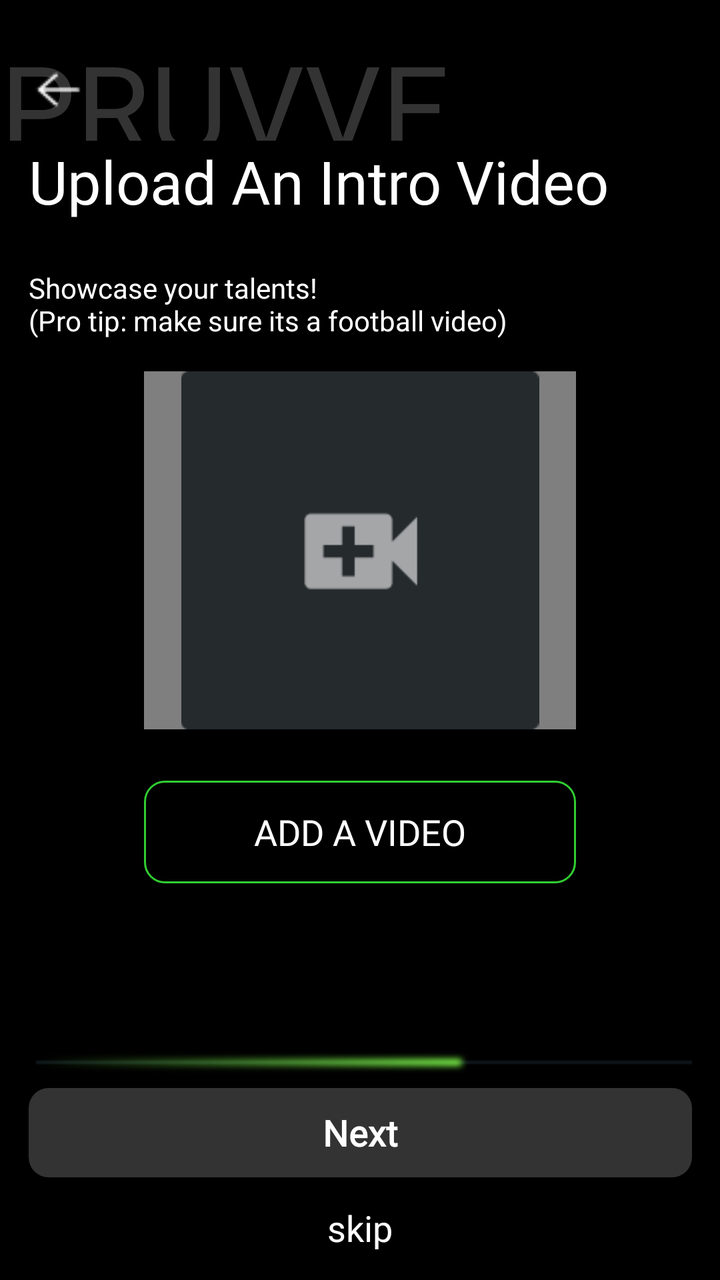
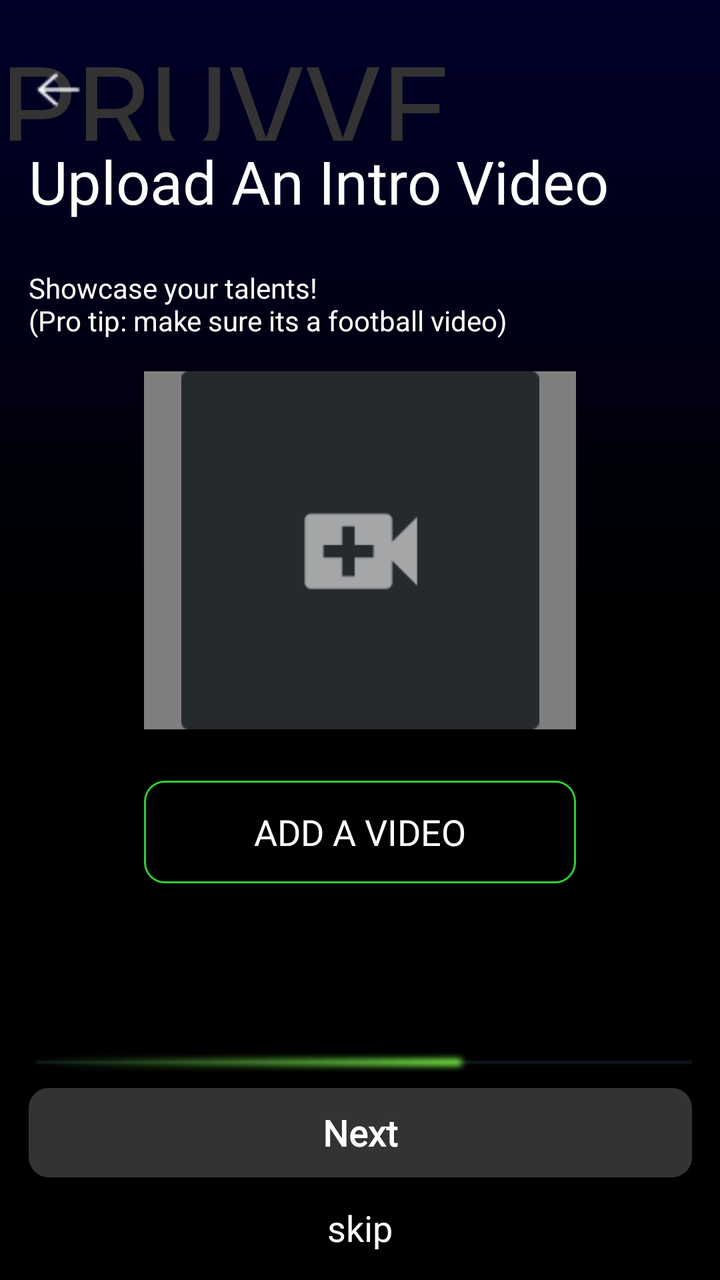

Compare the two renders of this Android layout. The source of the first and the diff that turns it into the second are given below.
<!-- AndroidManifest.xml: application theme Theme.Pruvve -->
<!-- res/layout/activity_athlete_video_set.xml -->
<?xml version="1.0" encoding="utf-8"?>
<androidx.constraintlayout.widget.ConstraintLayout xmlns:android="http://schemas.android.com/apk/res/android"
    xmlns:app="http://schemas.android.com/apk/res-auto"
    xmlns:tools="http://schemas.android.com/tools"
    android:layout_width="match_parent"
    android:layout_height="match_parent"
    android:background="@color/black"
    tools:context=".CoachScoutAccountcreator">

    <Button
        android:id="@+id/btnaddvideo"
        android:layout_width="0dp"
        android:layout_height="0dp"
        android:background="@drawable/secondary_button"
        android:fontFamily="@font/my_exo"
        android:gravity="center"
        android:text="Add A Video"
        android:textColor="@color/white"
        android:textSize="18sp"
        app:layout_constraintBottom_toTopOf="@+id/guideline34"
        app:layout_constraintEnd_toStartOf="@+id/guideline83"
        app:layout_constraintStart_toStartOf="@+id/guideline82"
        app:layout_constraintTop_toTopOf="@+id/guideline74"
        app:layout_constraintVertical_bias="0.588"
        tools:ignore="HardcodedText" />

    <androidx.constraintlayout.widget.Guideline
        android:id="@+id/guideline73"
        android:layout_width="wrap_content"
        android:layout_height="wrap_content"
        android:orientation="vertical"
        app:layout_constraintGuide_percent="0.12" />

    <TextView
        android:id="@+id/tvpruvve1"
        android:layout_width="match_parent"
        android:layout_height="0dp"
        android:fontFamily="@font/my_rubix_glitch"
        android:text="@string/pruvve"
        android:textColor="@color/dark_gray"
        android:textSize="60sp"
        app:layout_constraintBottom_toTopOf="@+id/guideline32"
        app:layout_constraintEnd_toEndOf="parent"
        app:layout_constraintHorizontal_bias="0.0"
        app:layout_constraintStart_toStartOf="parent"
        app:layout_constraintTop_toTopOf="@+id/guideline33"
        app:layout_constraintVertical_bias="0.0" />

    <VideoView
        android:id="@+id/introvid"
        android:layout_width="0dp"
        android:layout_height="0dp"
        app:layout_constraintBottom_toTopOf="@+id/guideline81"
        app:layout_constraintEnd_toStartOf="@+id/guideline83"
        app:layout_constraintStart_toStartOf="@+id/guideline82"
        app:layout_constraintTop_toBottomOf="@+id/textView" />

    <ImageView
        android:id="@+id/intvidplacholder"
        android:layout_width="0dp"
        android:layout_height="0dp"
        android:contentDescription="placeholder for the intro video"
        android:src="@drawable/placerholderforvideos"
        app:layout_constraintBottom_toTopOf="@+id/guideline81"
        app:layout_constraintEnd_toStartOf="@+id/guideline83"
        app:layout_constraintStart_toStartOf="@+id/guideline82"
        app:layout_constraintTop_toBottomOf="@+id/textView"
        tools:ignore="HardcodedText" />


    <TextView
        android:id="@+id/textView2"
        android:layout_width="0dp"
        android:layout_height="0dp"
        android:fontFamily="@font/my_exo"
        android:text="Upload An Intro Video"
        android:textColor="@color/white"
        android:textSize="30sp"
        app:layout_constraintBottom_toTopOf="@+id/guideline31"
        app:layout_constraintEnd_toEndOf="parent"
        app:layout_constraintStart_toStartOf="@+id/guideline29"
        app:layout_constraintTop_toTopOf="@+id/guideline32"
        tools:ignore="HardcodedText" />

    <TextView
        android:id="@+id/textView"
        android:layout_width="0dp"
        android:layout_height="0dp"
        android:text="Showcase your talents!\n(Pro tip: make sure its a football video)"
        android:textColor="@color/white"
        android:textSize="14sp"
        app:layout_constraintBottom_toTopOf="@+id/guideline35"
        app:layout_constraintEnd_toStartOf="@+id/guideline37"
        app:layout_constraintStart_toStartOf="@+id/guideline29"
        app:layout_constraintTop_toTopOf="@+id/guideline31"
        tools:ignore="Hardcodedtext" />

    <ImageView
        android:id="@+id/button1"
        android:layout_width="0dp"
        android:layout_height="0dp"
        android:contentDescription="used to go back to previous activity"
        android:background="@drawable/ep_back"
        android:text="Button"
        app:layout_constraintBottom_toTopOf="@+id/guideline10"
        app:layout_constraintEnd_toStartOf="@+id/guideline73"
        app:layout_constraintStart_toStartOf="@+id/guideline29"
        app:layout_constraintTop_toTopOf="@+id/guideline9"
        tools:ignore="HardcodedText" />

    <Button
        android:id="@+id/button"
        android:layout_width="0dp"
        android:layout_height="0dp"
        android:background="@drawable/disabled_button"
        android:fontFamily="@font/my_exo"
        android:text="Next"
        android:textAlignment="center"
        android:textAllCaps="false"
        android:textColor="@color/white"
        android:textSize="18sp"
        android:textStyle="bold"
        app:layout_constraintBottom_toTopOf="@+id/guideline66"
        app:layout_constraintEnd_toStartOf="@+id/guideline37"
        app:layout_constraintStart_toStartOf="@+id/guideline29"
        app:layout_constraintTop_toTopOf="@+id/guideline72"
        tools:ignore="HardcodedText" />


    <ImageView
        android:layout_width="0dp"
        android:layout_height="0dp"
        android:src="@drawable/progress_bar5"
        android:contentDescription="to show curent user creation progress"
        app:layout_constraintBottom_toTopOf="@+id/guideline76"
        app:layout_constraintEnd_toStartOf="@+id/guideline37"
        app:layout_constraintStart_toStartOf="@+id/guideline29"
        app:layout_constraintTop_toTopOf="@+id/guideline75"
        tools:ignore="HardcodedText" />

    <androidx.constraintlayout.widget.Guideline
        android:id="@+id/guideline10"
        android:layout_width="wrap_content"
        android:layout_height="wrap_content"
        android:orientation="horizontal"
        app:layout_constraintGuide_percent="0.09" />

    <androidx.constraintlayout.widget.Guideline
        android:id="@+id/guideline29"
        android:layout_width="wrap_content"
        android:layout_height="wrap_content"
        android:orientation="vertical"
        app:layout_constraintGuide_percent="0.04" />

    <androidx.constraintlayout.widget.Guideline
        android:id="@+id/guideline31"
        android:layout_width="wrap_content"
        android:layout_height="wrap_content"
        android:orientation="horizontal"
        app:layout_constraintGuide_percent="0.21" />

    <androidx.constraintlayout.widget.Guideline
        android:id="@+id/guideline32"
        android:layout_width="wrap_content"
        android:layout_height="wrap_content"
        android:orientation="horizontal"
        app:layout_constraintGuide_percent="0.11" />

    <androidx.constraintlayout.widget.Guideline
        android:id="@+id/guideline33"
        android:layout_width="wrap_content"
        android:layout_height="wrap_content"
        android:orientation="horizontal"
        app:layout_constraintGuide_percent="0.02" />

    <androidx.constraintlayout.widget.Guideline
        android:id="@+id/guideline34"
        android:layout_width="wrap_content"
        android:layout_height="wrap_content"
        android:orientation="horizontal"
        app:layout_constraintGuide_percent="0.69" />

    <androidx.constraintlayout.widget.Guideline
        android:id="@+id/guideline35"
        android:layout_width="wrap_content"
        android:layout_height="wrap_content"
        android:orientation="horizontal"
        app:layout_constraintGuide_percent="0.29" />

    <androidx.constraintlayout.widget.Guideline
        android:id="@+id/guideline37"
        android:layout_width="wrap_content"
        android:layout_height="wrap_content"
        android:orientation="vertical"
        app:layout_constraintGuide_percent="0.96107054" />

    <androidx.constraintlayout.widget.Guideline
        android:id="@+id/guideline66"
        android:layout_width="wrap_content"
        android:layout_height="wrap_content"
        android:orientation="horizontal"
        app:layout_constraintGuide_percent="0.92" />

    <androidx.constraintlayout.widget.Guideline
        android:id="@+id/guideline72"
        android:layout_width="wrap_content"
        android:layout_height="wrap_content"
        android:orientation="horizontal"
        app:layout_constraintGuide_percent="0.85" />

    <androidx.constraintlayout.widget.Guideline
        android:id="@+id/guideline76"
        android:layout_width="wrap_content"
        android:layout_height="wrap_content"
        android:orientation="horizontal"
        app:layout_constraintGuide_percent="0.84" />

    <androidx.constraintlayout.widget.Guideline
        android:id="@+id/guideline75"
        android:layout_width="wrap_content"
        android:layout_height="wrap_content"
        android:orientation="horizontal"
        app:layout_constraintGuide_percent="0.82" />

    <androidx.constraintlayout.widget.Guideline
        android:id="@+id/guideline9"
        android:layout_width="wrap_content"
        android:layout_height="wrap_content"
        android:orientation="horizontal"
        app:layout_constraintGuide_percent="0.05" />

    <androidx.constraintlayout.widget.Guideline
        android:id="@+id/guideline81"
        android:layout_width="wrap_content"
        android:layout_height="wrap_content"
        android:orientation="horizontal"
        app:layout_constraintGuide_percent="0.57" />

    <androidx.constraintlayout.widget.Guideline
        android:id="@+id/guideline74"
        android:layout_width="wrap_content"
        android:layout_height="wrap_content"
        android:orientation="horizontal"
        app:layout_constraintGuide_percent="0.61" />

    <androidx.constraintlayout.widget.Guideline
        android:id="@+id/guideline82"
        android:layout_width="wrap_content"
        android:layout_height="wrap_content"
        android:orientation="vertical"
        app:layout_constraintGuide_percent="0.2" />

    <androidx.constraintlayout.widget.Guideline
        android:id="@+id/guideline83"
        android:layout_width="wrap_content"
        android:layout_height="wrap_content"
        android:orientation="vertical"
        app:layout_constraintGuide_percent="0.80" />

    <androidx.constraintlayout.widget.Guideline
        android:id="@+id/guideline84"
        android:layout_width="wrap_content"
        android:layout_height="wrap_content"
        android:orientation="horizontal"
        app:layout_constraintGuide_percent="0.94" />

    <TextView
        android:id="@+id/tvskip"
        android:layout_width="0dp"
        android:layout_height="0dp"
        android:text="skip"
        android:textAlignment="center"
        android:textColor="@color/white"
        android:textSize="18sp"
        app:layout_constraintBottom_toBottomOf="parent"
        app:layout_constraintEnd_toStartOf="@+id/guideline83"
        app:layout_constraintStart_toStartOf="@+id/guideline82"
        app:layout_constraintTop_toTopOf="@+id/guideline84"
        tools:ignore="HardcodedText" />
</androidx.constraintlayout.widget.ConstraintLayout>
<!-- resources referenced by this layout -->
<resources>
  <color name="black">#FF000000</color>
  <color name="dark_gray">#333333</color>
  <color name="white">#FFFFFFFF</color>
  <!-- drawable disabled_button (drawable) -->
  <?xml version="1.0" encoding="utf-8"?>
  <shape
      xmlns:android="http://schemas.android.com/apk/res/android"
      android:shape="rectangle">
      <solid
          android:color="@color/dark_gray"/>
      <corners
          android:radius="10dp"/>
  </shape>
  <!-- drawable ep_back: png bitmap (drawable, 213 bytes) -->
  <!-- drawable placerholderforvideos: png bitmap (drawable, 1491 bytes) -->
  <!-- drawable progress_bar5: png bitmap (drawable, 4444 bytes) -->
  <!-- drawable secondary_button (drawable) -->
  <?xml version="1.0" encoding="utf-8"?>
  <shape
      xmlns:android="http://schemas.android.com/apk/res/android"
      android:shape="rectangle">
      <corners
          android:radius="10dp"/>
      <solid
          android:color="@color/black"/>
      <stroke
          android:width="1dp"
          android:color="@color/lime_green"/>
  </shape>
  <string name="pruvve">
      PRUVVE
      </string>
  <style name="Theme.Pruvve" parent="Base.Theme.Pruvve" />
  <color name="lime_green">#32CD32</color>
  <style name="Base.Theme.Pruvve" parent="Theme.AppCompat.Light.NoActionBar">
          
          
      </style>
</resources>

<!-- the commit's change to res/layout/activity_athlete_video_set.xml (unified diff, before → after) -->
@@ -4,7 +4,7 @@
     xmlns:tools="http://schemas.android.com/tools"
     android:layout_width="match_parent"
     android:layout_height="match_parent"
-    android:background="@color/black"
+    android:background="@drawable/pitch_background"
     tools:context=".CoachScoutAccountcreator">
 
     <Button
<!-- resource entries referenced after the edit -->
@@ -14,6 +14,18 @@
           android:radius="10dp"/>
   </shape>
   <!-- drawable ep_back: png bitmap (drawable, 213 bytes) -->
+  <!-- drawable pitch_background (drawable) -->
+  <?xml version="1.0" encoding="utf-8"?>
+  <shape
+      xmlns:android="http://schemas.android.com/apk/res/android"
+      android:shape="rectangle">
+      <gradient android:startColor="@color/black"
+          android:endColor="#00002A"
+          android:angle="90"
+          android:type="linear"
+          android:centerColor="@color/black"/>
+  
+  </shape>
   <!-- drawable placerholderforvideos: png bitmap (drawable, 1491 bytes) -->
   <!-- drawable progress_bar5: png bitmap (drawable, 4444 bytes) -->
   <!-- drawable secondary_button (drawable) -->
@@ -32,11 +44,7 @@
   <string name="pruvve">
       PRUVVE
       </string>
-  <style name="Theme.Pruvve" parent="Base.Theme.Pruvve" />
+  <style name="Theme.Pruvve" parent="Theme.AppCompat.DayNight.DarkActionBar" />
   <color name="lime_green">#32CD32</color>
-  <style name="Base.Theme.Pruvve" parent="Theme.AppCompat.Light.NoActionBar">
-          
-          
-      </style>
 </resources>
 
